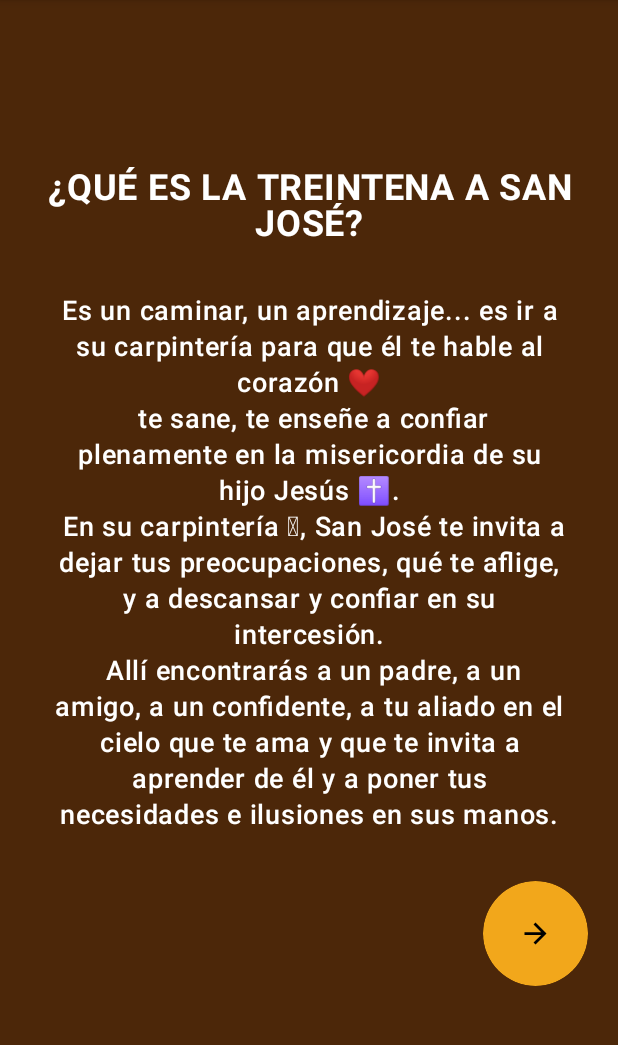
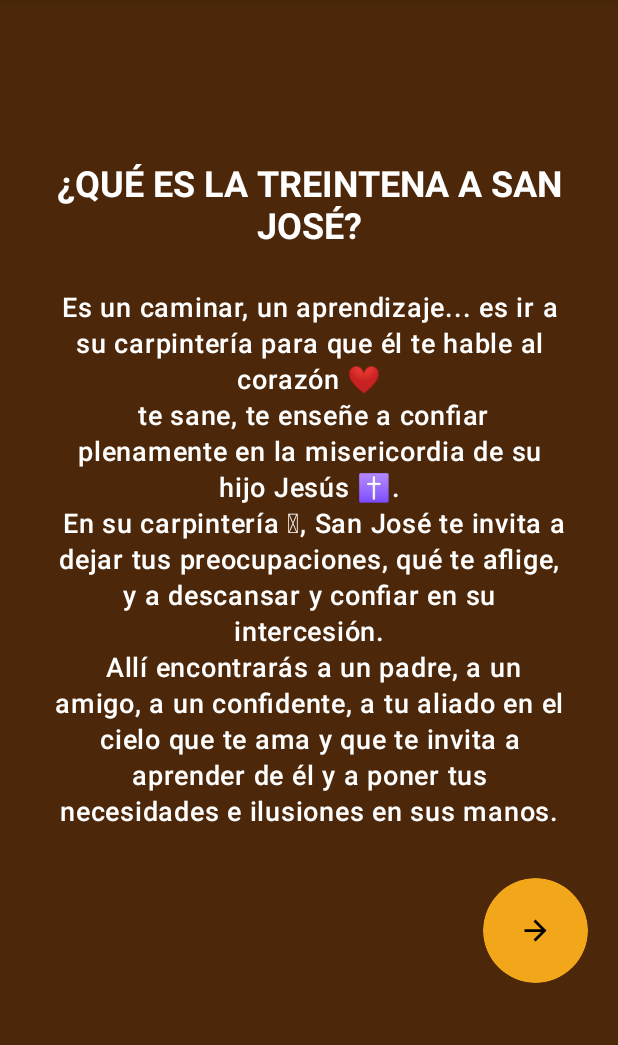
Before and after one commit to joulsCarvajal/stJosephAppOfficial, an Android app built with Jetpack Compose: the screen it shows after launch (MainActivity), on a phone screen of 412 x 824 dp, the part 84-1129 px from its top. Run offline under Robolectric (Android 15) with nearby library versions, the phone set to English and light mode, and no system bars; our stand-ins replace AdMob.

Commit message:
Ajuste de titulo en el mainscreen

```diff
--- a/app/src/main/java/com/alphazetakapp/stjosephappofficial/ui/MainScreen.kt
+++ b/app/src/main/java/com/alphazetakapp/stjosephappofficial/ui/MainScreen.kt
@@ -20,7 +20,6 @@ import androidx.compose.material.icons.outlined.ArrowForward
 import androidx.compose.material3.Button
 import androidx.compose.material3.ButtonDefaults
 import androidx.compose.material3.Icon
-import androidx.compose.material3.LocalTextStyle
 import androidx.compose.material3.Text
 import androidx.compose.runtime.Composable
 import androidx.compose.ui.Alignment
@@ -30,9 +29,9 @@ import androidx.compose.ui.graphics.Color
 import androidx.compose.ui.res.colorResource
 import androidx.compose.ui.res.stringResource
 import androidx.compose.ui.text.SpanStyle
+import androidx.compose.ui.text.TextStyle
 import androidx.compose.ui.text.buildAnnotatedString
 import androidx.compose.ui.text.font.FontFamily
-import androidx.compose.ui.text.font.FontStyle
 import androidx.compose.ui.text.font.FontWeight
 import androidx.compose.ui.text.style.TextAlign
 import androidx.compose.ui.text.withStyle
@@ -60,17 +59,11 @@ fun MainScreen(navController: NavController, context: Context) {
         }
     }
 
-    val textWithStylesTitle = buildAnnotatedString {
-        withStyle(
-            style = SpanStyle(
+    val textStyleTitleDos = TextStyle(
         fontSize = 24.sp,
         fontWeight = FontWeight.Bold,
         fontFamily = FontFamily.Default
     )
-        ) {
-            append(title)
-        }
-    }
 
 
     Column(
@@ -81,19 +74,12 @@ fun MainScreen(navController: NavController, context: Context) {
         horizontalAlignment = Alignment.CenterHorizontally,
         verticalArrangement = Arrangement.Center
     ) {
-        Box(
-            modifier = Modifier
-                .fillMaxWidth()
-                .background(backColor)
-                .padding(4.dp)
-                .verticalScroll(rememberScrollState())
-        ) {
         Text(
-                text = textWithStylesTitle,
+            text = title,
             color = Color.White,
-                textAlign = TextAlign.Center
+            textAlign = TextAlign.Center,
+            style = textStyleTitleDos
         )
-        }
         Spacer(modifier = Modifier.height(8.dp))
         Box(
             modifier = Modifier
@@ -101,7 +87,7 @@ fun MainScreen(navController: NavController, context: Context) {
                 .background(backColor)
                 .padding(4.dp)
                 .verticalScroll(rememberScrollState())
-        ){
+        ) {
             Text(
                 text = textWithStyles,
                 modifier = Modifier
@@ -118,7 +104,7 @@ fun MainScreen(navController: NavController, context: Context) {
                 .background(backColor)
                 .padding(4.dp),
             contentAlignment = Alignment.BottomEnd
-        ){
+        ) {
             Row {
                 Button(
                     onClick = { navController.navigate(Routes.PrepMeditation.routes) },
```
Lines whose indentation alone changed are shown as unchanged.
